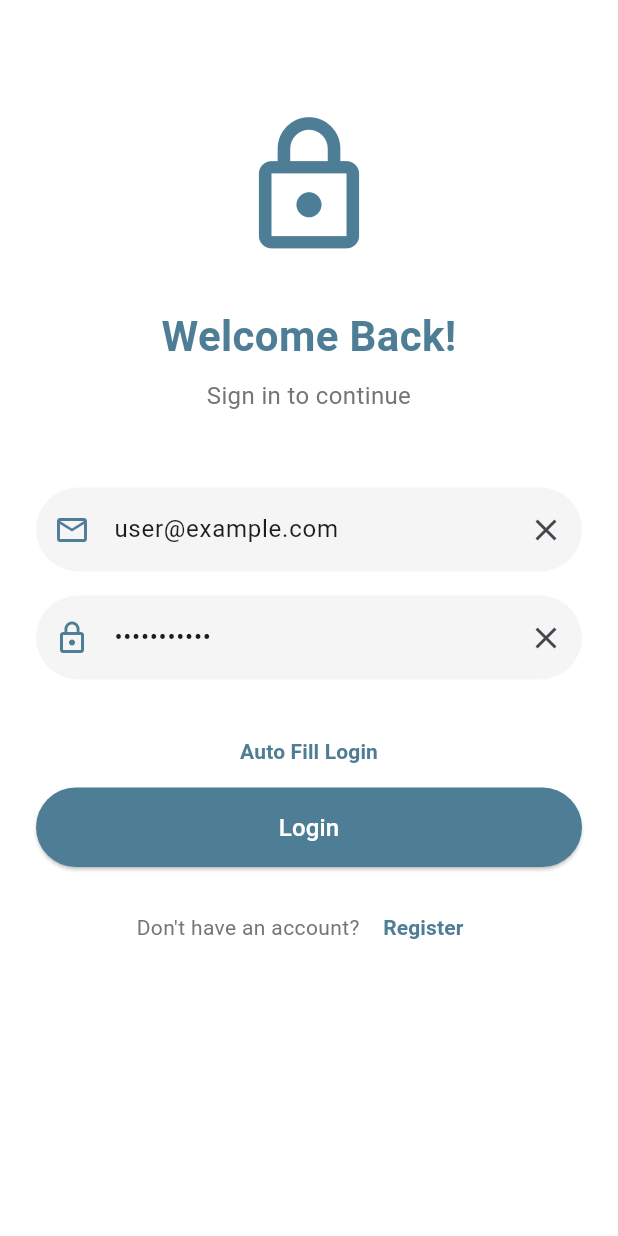
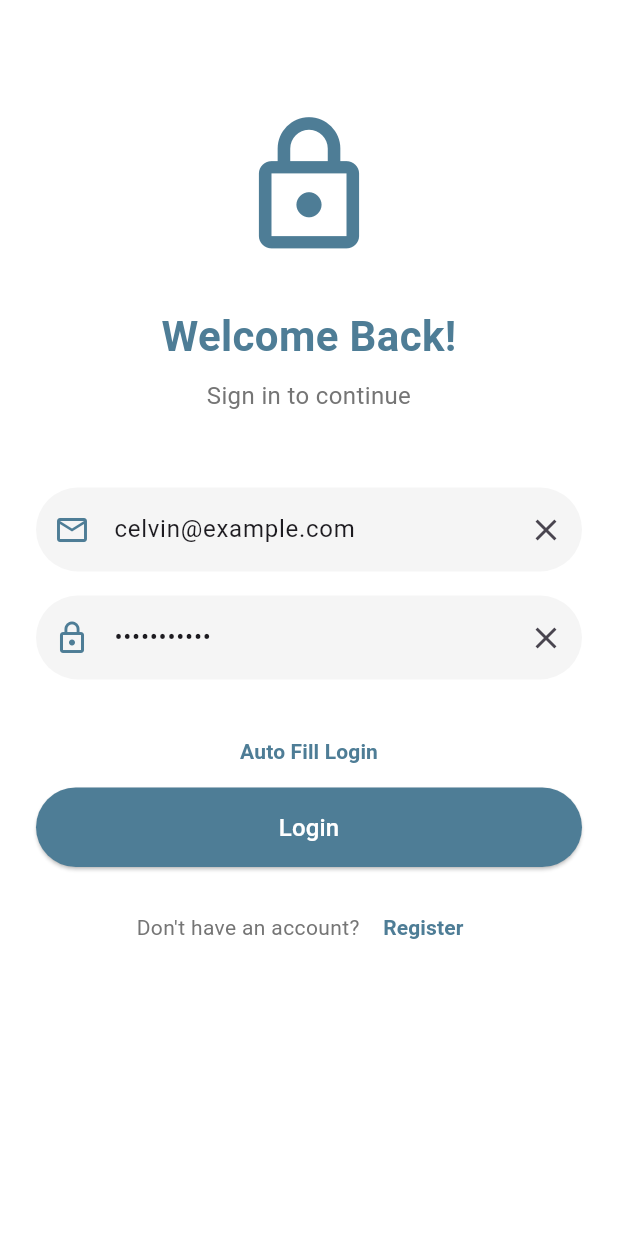
Before and after one commit to Celvinalfiansyah/flutter-app-loginregister, a Flutter app: the screen it shows after launch, after a tap on "Auto Fill Login", on a phone screen of 412 x 824 dp. Run offline on Flutter 3.47's test engine with Material 3 defaults, Android fonts, the phone set to English and light mode, and no system bars.

Commit message:
loginregister

```diff
--- a/lib/constants/colors.dart
+++ b/lib/constants/colors.dart
@@ -2,6 +2,6 @@ import 'package:flutter/material.dart';
 
 class AppColors {
   static const Color primary = Color(0xFF4E7D96);
-  static const Color background = Colors.white;
+  static const Color background = Colors.gray;
   static const Color inputBackground = Color(0xFFF5F5F5);
 }
--- a/lib/screens/home_screen.dart
+++ b/lib/screens/home_screen.dart
@@ -16,7 +16,6 @@ class HomeScreen extends StatelessWidget {
           IconButton(
             icon: const Icon(Icons.logout, color: Colors.white),
             onPressed: () {
-              // Kembali ke halaman login
               Navigator.pushNamedAndRemoveUntil(
                 context,
                 '/login',
@@ -65,7 +64,7 @@ class HomeScreen extends StatelessWidget {
                     ),
                     SizedBox(height: 8),
                     Text(
-                      'Celvin', // Ganti dengan nama kalian coy
+                      'Celvin',
                       style: TextStyle(
                         color: Colors.white,
                         fontSize: 24,
@@ -76,7 +75,6 @@ class HomeScreen extends StatelessWidget {
                 ),
               ),
               const SizedBox(height: 30),
-              // Menu Grid
               const Text(
                 'Quick Menu',
                 style: TextStyle(
--- a/lib/screens/login_screen.dart
+++ b/lib/screens/login_screen.dart
@@ -8,19 +8,17 @@ class LoginScreen extends StatefulWidget {
 }
 
 class _LoginScreenState extends State<LoginScreen> {
-  // Buat TextEditingController untuk mengontrol input
   final TextEditingController _emailController = TextEditingController();
   final TextEditingController _passwordController = TextEditingController();
 
-  // Fungsi untuk auto-fill (biar tidak ngetik untuk login,hanya untuk demo ya gais yaa)
+
   void _autoFillLogin() {
-    _emailController.text = "user@example.com"; // Email default (ganti terserah anda wak)
-    _passwordController.text = "password123"; // Password default
+    _emailController.text = "celvin@example.com";
+    _passwordController.text = "password123";
   }
 
   @override
   void dispose() {
-    // Bersihkan controller ketika widget di dispose
     _emailController.dispose();
     _passwordController.dispose();
     super.dispose();
@@ -37,14 +35,12 @@ class _LoginScreenState extends State<LoginScreen> {
             crossAxisAlignment: CrossAxisAlignment.stretch,
             children: [
               const SizedBox(height: 50),
-              // Logo atau Ilustrasi
               const Icon(
                 Icons.lock_outlined,
                 size: 100,
                 color: Color(0xFF4E7D96),
               ),
               const SizedBox(height: 30),
-              // Welcome Text
               const Text(
                 'Welcome Back!',
                 textAlign: TextAlign.center,
@@ -64,9 +60,8 @@ class _LoginScreenState extends State<LoginScreen> {
                 ),
               ),
               const SizedBox(height: 50),
-              // Form Fields
               TextField(
-                controller: _emailController, // Tambahkan controller
+                controller: _emailController,
                 decoration: InputDecoration(
                   hintText: 'Email',
                   prefixIcon: const Icon(Icons.email_outlined, color: Color(0xFF4E7D96)),
@@ -76,7 +71,6 @@ class _LoginScreenState extends State<LoginScreen> {
                   ),
                   filled: true,
                   fillColor: Colors.grey[100],
-                  // Tambahkan suffix icon untuk clear text
                   suffixIcon: IconButton(
                     icon: const Icon(Icons.clear),
                     onPressed: () => _emailController.clear(),
@@ -85,7 +79,7 @@ class _LoginScreenState extends State<LoginScreen> {
               ),
               const SizedBox(height: 16),
               TextField(
-                controller: _passwordController, // Tambahkan controller
+                controller: _passwordController,
                 obscureText: true,
                 decoration: InputDecoration(
                   hintText: 'Password',
@@ -96,7 +90,6 @@ class _LoginScreenState extends State<LoginScreen> {
                   ),
                   filled: true,
                   fillColor: Colors.grey[100],
-                  // Tambahkan suffix icon untuk clear text
                   suffixIcon: IconButton(
                     icon: const Icon(Icons.clear),
                     onPressed: () => _passwordController.clear(),
@@ -104,7 +97,6 @@ class _LoginScreenState extends State<LoginScreen> {
                 ),
               ),
               const SizedBox(height: 24),
-              // Auto-fill Button
               TextButton(
                 onPressed: _autoFillLogin,
                 child: const Text(
@@ -115,10 +107,8 @@ class _LoginScreenState extends State<LoginScreen> {
                   ),
                 ),
               ),
-              // Login Button
               ElevatedButton(
                 onPressed: () {
-                  // Cek kredensial sebelum navigasi
                   if (_emailController.text.isNotEmpty &&
                       _passwordController.text.isNotEmpty) {
                     Navigator.pushNamedAndRemoveUntil(
@@ -127,7 +117,6 @@ class _LoginScreenState extends State<LoginScreen> {
                       (route) => false,
                     );
                   } else {
-                    // Tampilkan pesan error jika form kosong
                     ScaffoldMessenger.of(context).showSnackBar(
                       const SnackBar(
                         content: Text('Please fill in all fields'),
@@ -142,7 +131,6 @@ class _LoginScreenState extends State<LoginScreen> {
                 ),
               ),
               const SizedBox(height: 16),
-              // Register Link
               Row(
                 mainAxisAlignment: MainAxisAlignment.center,
                 children: [
--- a/lib/screens/register_screen.dart
+++ b/lib/screens/register_screen.dart
@@ -22,7 +22,6 @@ class RegisterScreen extends StatelessWidget {
             crossAxisAlignment: CrossAxisAlignment.stretch,
             children: [
               const SizedBox(height: 20),
-              // Title
               const Text(
                 'Create Account',
                 textAlign: TextAlign.center,
@@ -42,7 +41,6 @@ class RegisterScreen extends StatelessWidget {
                 ),
               ),
               const SizedBox(height: 40),
-              // Form Fields
               TextField(
                 decoration: InputDecoration(
                   hintText: 'Full Name',
@@ -97,7 +95,6 @@ class RegisterScreen extends StatelessWidget {
                 ),
               ),
               const SizedBox(height: 24),
-              // Register Button
               ElevatedButton(
                 onPressed: () {},
                 child: const Text(
```
